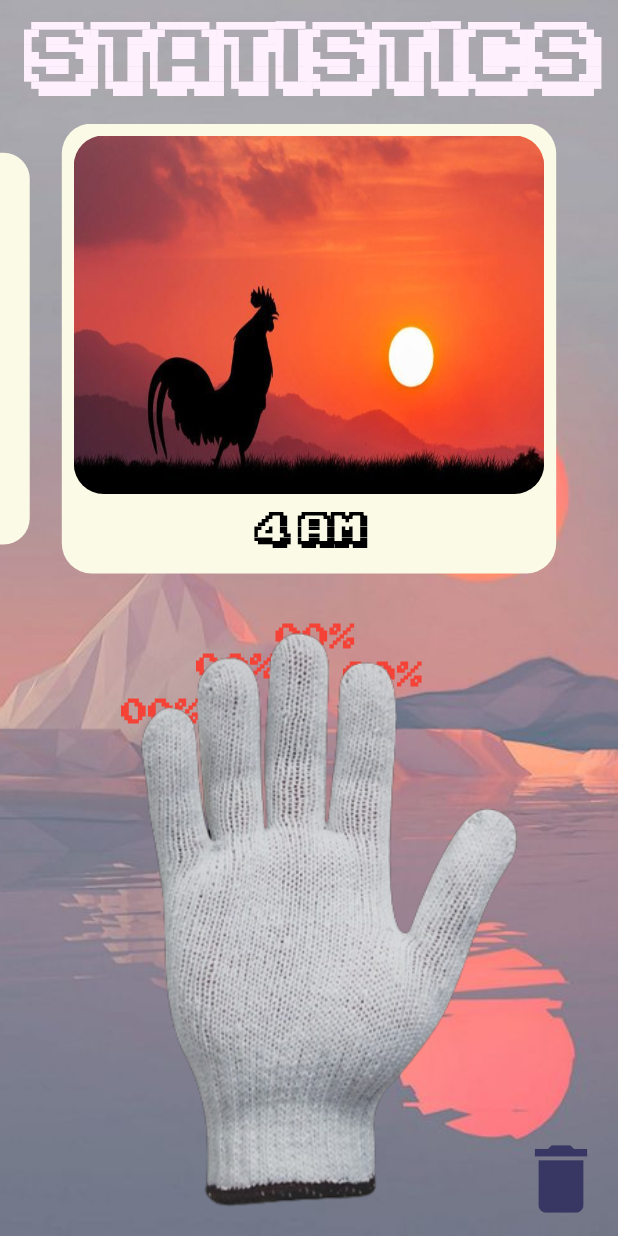
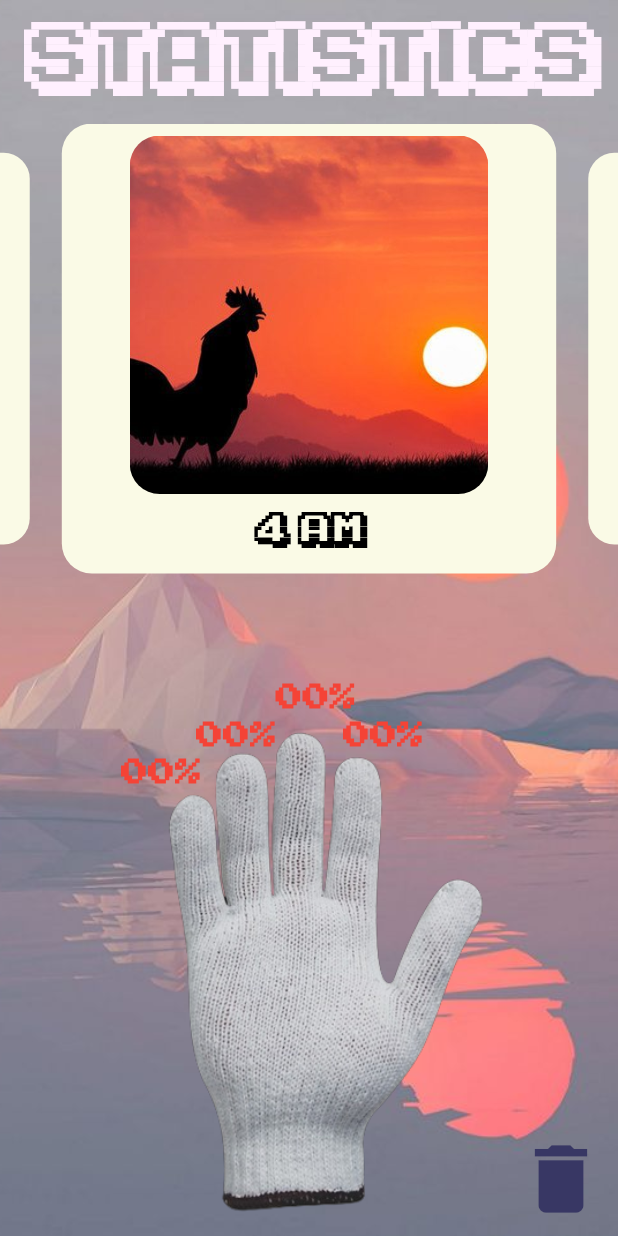
Before and after one commit to giladeldor/GloveHero, a Flutter app: the StatisticsPage screen opened directly, on a phone screen of 412 x 824 dp. Run offline on Flutter 3.47's test engine with Material 2 defaults, Android fonts, the phone set to English and light mode, and no system bars; drawn by our look-alikes of auto_size_text, carousel_slider; our stand-ins replace circular_countdown_timer, flutter_rating_bar, just_audio, permission_handler; missing offline and left inert: flutter_reactive_ble.

Commit message:
Fix cards and rendering on multiple devices.

```diff
--- a/glove_hero_app/lib/pages/statistics_page.dart
+++ b/glove_hero_app/lib/pages/statistics_page.dart
@@ -46,7 +46,13 @@ class _StatisticsPageState extends State<StatisticsPage> {
                 [
                   Align(
                     alignment: Alignment.bottomCenter,
-                    child: Image.asset("assets/statistics-glove.png"),
+                    child: SizedBox(
+                      height: 430,
+                      child: Image.asset(
+                        "assets/statistics-glove.png",
+                        fit: BoxFit.contain,
+                      ),
+                    ),
                   ),
                   Column(
                     crossAxisAlignment: CrossAxisAlignment.stretch,
@@ -116,10 +122,10 @@ class _StatisticsPageState extends State<StatisticsPage> {
     final centerWidth = MediaQuery.of(context).size.width / 2;
 
     final ({double left, double bottom}) position = switch (input) {
-      Input.input1 => (left: centerWidth - 125, bottom: 340),
-      Input.input2 => (left: centerWidth - 75, bottom: 370),
-      Input.input3 => (left: centerWidth - 22, bottom: 390),
-      Input.input4 => (left: centerWidth + 23, bottom: 365),
+      Input.input1 => (left: centerWidth - 125, bottom: 300),
+      Input.input2 => (left: centerWidth - 75, bottom: 325),
+      Input.input3 => (left: centerWidth - 22, bottom: 350),
+      Input.input4 => (left: centerWidth + 23, bottom: 325),
       _ => (left: 0, bottom: 0)
     };
 
--- a/glove_hero_app/lib/widgets/song_card.dart
+++ b/glove_hero_app/lib/widgets/song_card.dart
@@ -44,12 +44,21 @@ class SongCard extends StatelessWidget {
             crossAxisAlignment: CrossAxisAlignment.center,
             children: [
               Expanded(
-                child: ClipRRect(
-                  borderRadius: BorderRadius.circular(20),
-                  child: Image.asset(
-                    songArtPath,
-                    fit: BoxFit.fill,
-                  ),
+                child: Row(
+                  crossAxisAlignment: CrossAxisAlignment.center,
+                  mainAxisAlignment: MainAxisAlignment.center,
+                  children: [
+                    AspectRatio(
+                      aspectRatio: 1,
+                      child: ClipRRect(
+                        borderRadius: BorderRadius.circular(20),
+                        child: Image.asset(
+                          songArtPath,
+                          fit: BoxFit.cover,
+                        ),
+                      ),
+                    ),
+                  ],
                 ),
               ),
               Padding(
```
